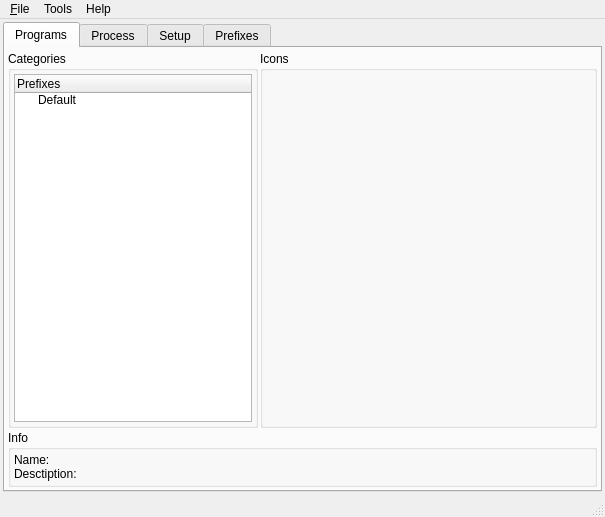
The window that src/uis/MainWindow.ui (brezerk/q4wine) describes before a commit, drawn with Qt 5.
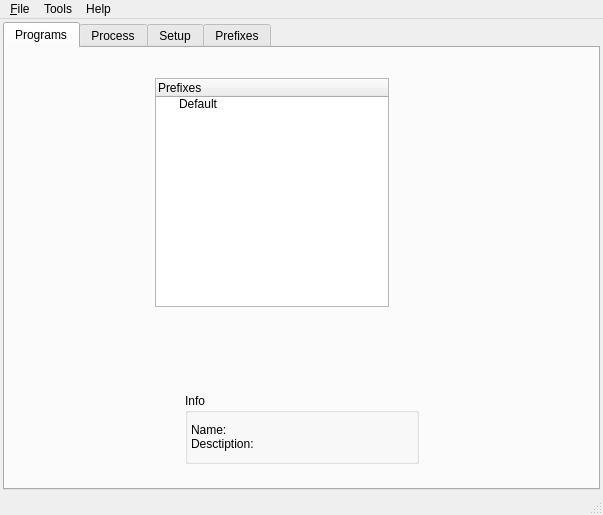
The same window after the commit. Icons and pictures are not drawn.

What changed in the file:
```diff
--- a/src/uis/MainWindow.ui
+++ b/src/uis/MainWindow.ui
@@ -7,8 +7,8 @@
    <rect>
     <x>0</x>
     <y>0</y>
-    <width>605</width>
-    <height>517</height>
+    <width>603</width>
+    <height>515</height>
    </rect>
   </property>
   <property name="windowTitle">
@@ -29,50 +29,15 @@
        <attribute name="title">
         <string>Programs</string>
        </attribute>
-       <layout class="QGridLayout" name="gridLayout_2">
-        <item row="0" column="1">
-         <widget class="QGroupBox" name="gbIcons">
-          <property name="title">
-           <string>Icons</string>
-          </property>
-         </widget>
-        </item>
-        <item row="1" column="0" colspan="2">
-         <widget class="QGroupBox" name="gbInfo">
-          <property name="title">
-           <string>Info</string>
-          </property>
-          <layout class="QGridLayout" name="_5">
-           <item row="0" column="0">
-            <widget class="QLabel" name="lblInfo">
-             <property name="text">
-              <string>Name:&lt;br&gt;Desctiption:</string>
-             </property>
-            </widget>
-           </item>
-          </layout>
-         </widget>
-        </item>
-        <item row="0" column="0">
-         <widget class="QGroupBox" name="gbCategoryes">
-          <property name="minimumSize">
-           <size>
-            <width>250</width>
-            <height>0</height>
-           </size>
-          </property>
-          <property name="maximumSize">
-           <size>
-            <width>250</width>
-            <height>16777215</height>
-           </size>
-          </property>
-          <property name="title">
-           <string>Сategories</string>
-          </property>
-          <layout class="QGridLayout" name="gridLayout_3">
-           <item row="0" column="0">
             <widget class="QTreeWidget" name="twPrograms">
+        <property name="geometry">
+         <rect>
+          <x>150</x>
+          <y>30</y>
+          <width>234</width>
+          <height>229</height>
+         </rect>
+        </property>
              <property name="contextMenuPolicy">
               <enum>Qt::CustomContextMenu</enum>
              </property>
@@ -93,11 +58,34 @@
               </property>
              </item>
             </widget>
-           </item>
-          </layout>
+       <widget class="QGroupBox" name="gbInfo">
+        <property name="geometry">
+         <rect>
+          <x>180</x>
+          <y>345</y>
+          <width>234</width>
+          <height>71</height>
+         </rect>
+        </property>
+        <property name="sizePolicy">
+         <sizepolicy hsizetype="Preferred" vsizetype="Fixed">
+          <horstretch>0</horstretch>
+          <verstretch>0</verstretch>
+         </sizepolicy>
+        </property>
+        <property name="title">
+         <string>Info</string>
+        </property>
+        <layout class="QGridLayout" name="_5">
+         <item row="0" column="0">
+          <widget class="QLabel" name="lblInfo">
+           <property name="text">
+            <string>Name:&lt;br&gt;Desctiption:</string>
+           </property>
          </widget>
         </item>
        </layout>
+       </widget>
       </widget>
       <widget class="QWidget" name="tab_2">
        <attribute name="title">
@@ -404,8 +392,8 @@
     <rect>
      <x>0</x>
      <y>0</y>
-     <width>605</width>
-     <height>23</height>
+     <width>603</width>
+     <height>25</height>
     </rect>
    </property>
    <widget class="QMenu" name="menu_File">
```
Lines whose indentation alone changed are shown as unchanged.
